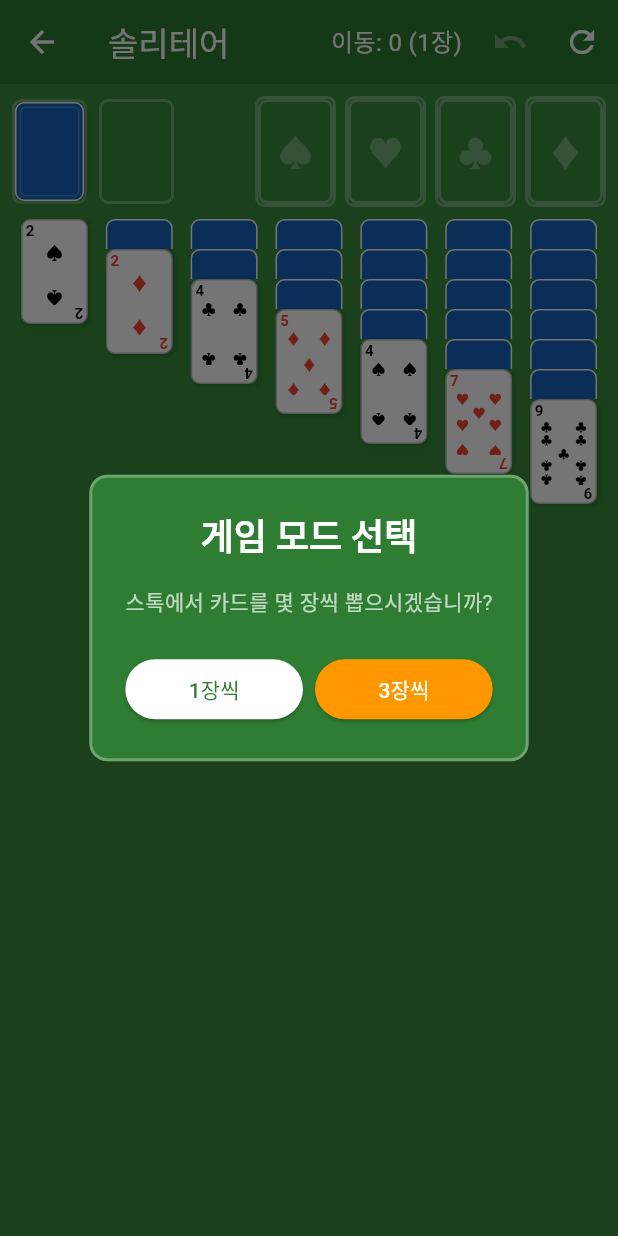
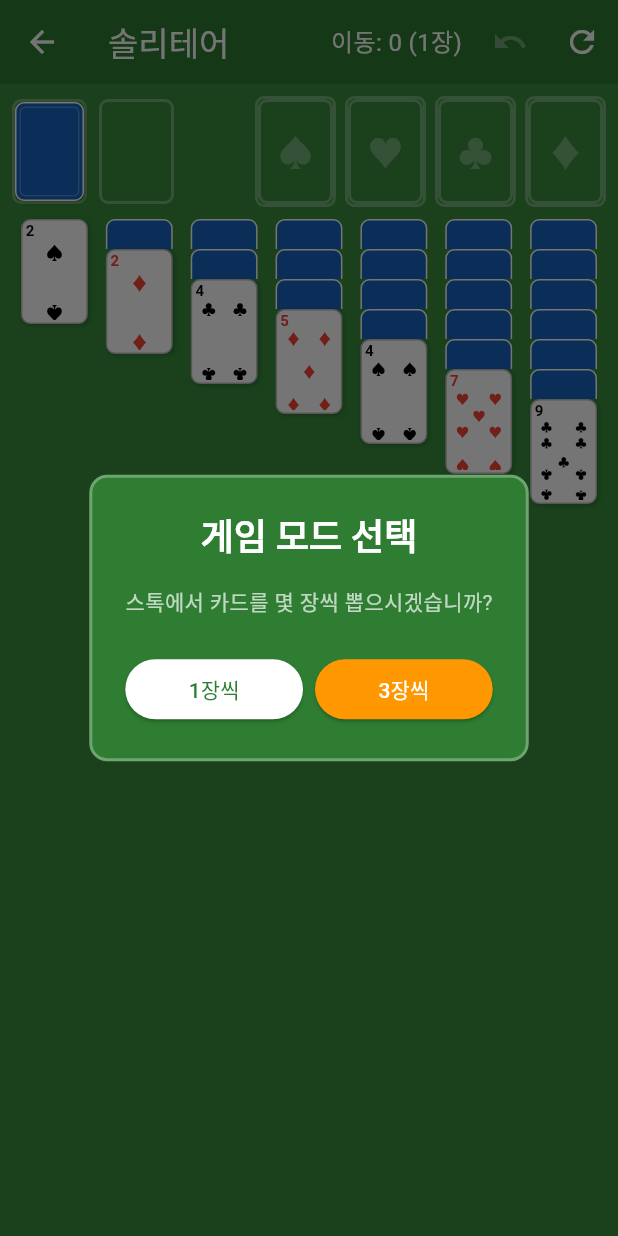
Before and after one commit to mhpark03/games, a Flutter app: the screen it shows after launch, after a tap on "SOLITAIRE", on a phone screen of 412 x 824 dp. Run offline on Flutter 3.47's test engine with Material 3 defaults, Android fonts, the phone set to English and light mode, and no system bars; our stand-ins replace shared_preferences.

Commit message:
카드 하단 숫자 제거 (무늬와 겹침 해결)

```diff
--- a/lib/games/solitaire/solitaire_screen.dart
+++ b/lib/games/solitaire/solitaire_screen.dart
@@ -1350,22 +1350,6 @@ class _SolitaireScreenState extends State<SolitaireScreen> {
                   // 중앙 영역: 숫자에 맞는 무늬 배열
                   Expanded(
                     child: _buildPipPattern(card),
-                  ),
-                  // 하단: 뒤집힌 랭크 (오른쪽 정렬)
-                  Align(
-                    alignment: Alignment.bottomRight,
-                    child: Transform.rotate(
-                      angle: 3.14159,
-                      child: Text(
-                        card.rankString,
-                        style: TextStyle(
-                          color: card.suitColor,
-                          fontSize: 10,
-                          fontWeight: FontWeight.bold,
-                          height: 1.0,
-                        ),
-                      ),
-                    ),
                   ),
                 ],
               ),
```
